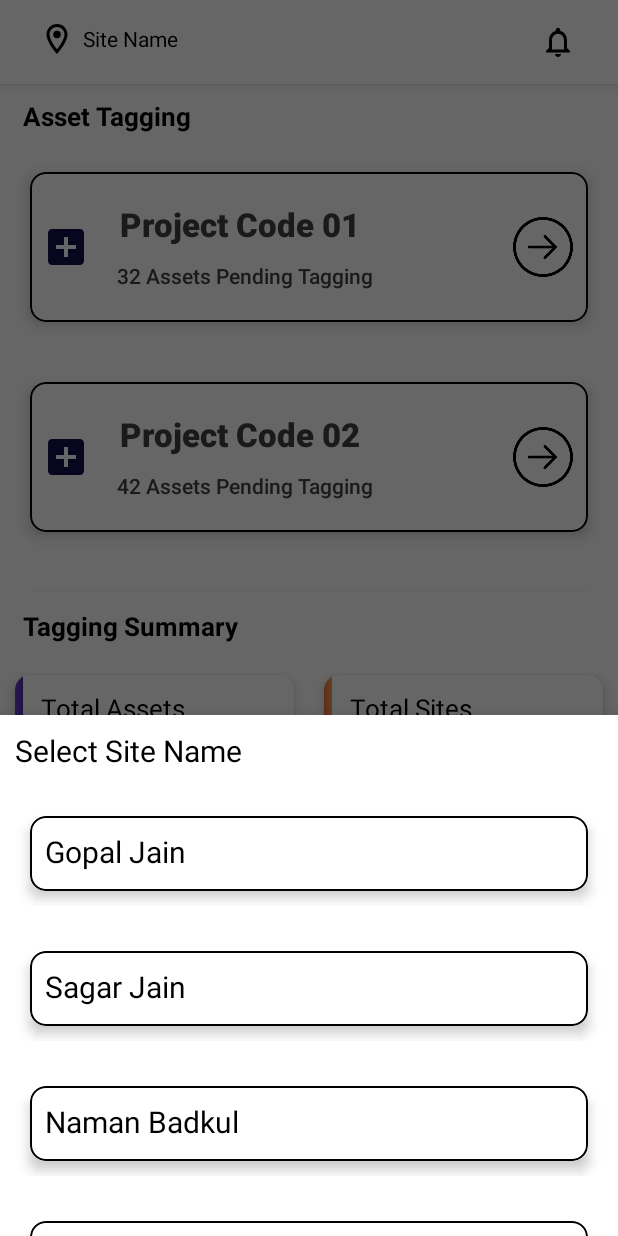
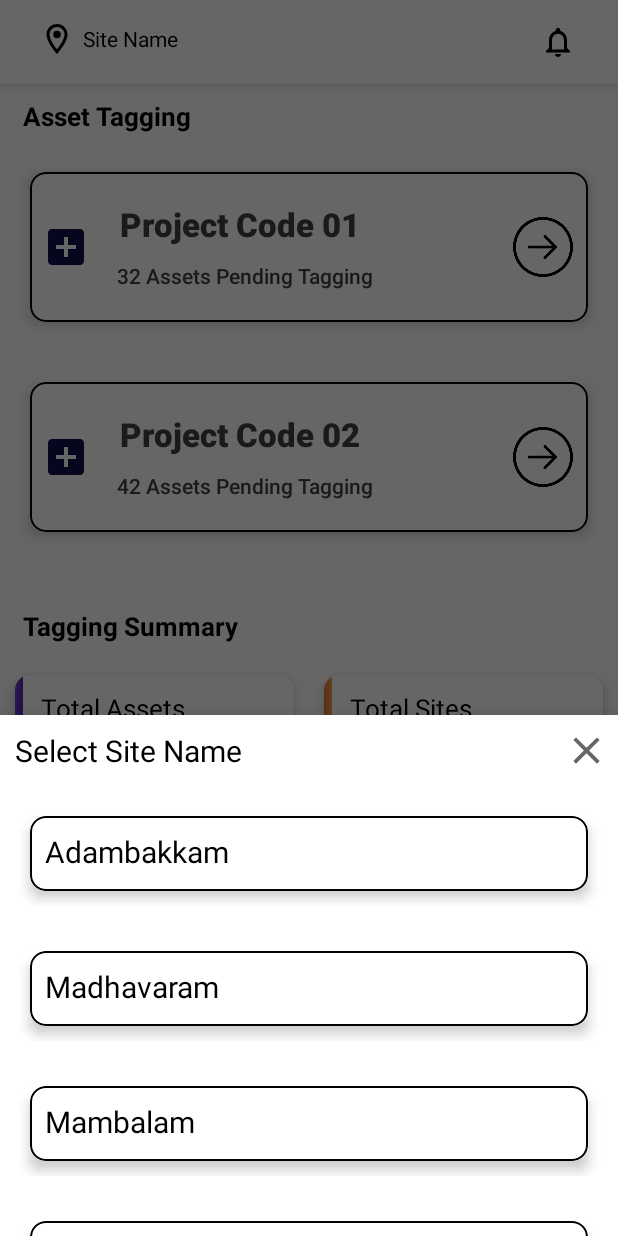
Before and after one commit to gopaljain1st/QRCode, an Android app: the fragment SelectSiteNameBottomSheetDialog placed in its activity, on a phone screen of 412 x 824 dp. Run offline under Robolectric (Android 15) with nearby library versions, the phone set to English and light mode, and no system bars.

Commit message:
Close Added and name change

```diff
--- a/app/src/main/java/com/example/cangoproject/fragments/SelectSiteNameBottomSheetDialog.java
+++ b/app/src/main/java/com/example/cangoproject/fragments/SelectSiteNameBottomSheetDialog.java
@@ -4,6 +4,8 @@ import android.os.Bundle;
 import android.view.LayoutInflater;
 import android.view.View;
 import android.view.ViewGroup;
+import android.widget.ImageView;
+import android.widget.TextView;
 
 import androidx.annotation.NonNull;
 import androidx.annotation.Nullable;
@@ -21,18 +23,26 @@ public class SelectSiteNameBottomSheetDialog extends BottomSheetDialogFragment
 {
     RecyclerView recyclerView;
     ArrayList<SiteName>al;
+    ImageView close;
 
     @Nullable
     @Override
     public View onCreateView(@NonNull LayoutInflater inflater, @Nullable ViewGroup container, @Nullable Bundle savedInstanceState) {
         View v=inflater.inflate(R.layout.site_bottom_fragment,container,false);
           recyclerView=v.findViewById(R.id.rv);
+          close=v.findViewById(R.id.close);
+          close.setOnClickListener(new View.OnClickListener() {
+              @Override
+              public void onClick(View v) {
+                  dismiss();
+              }
+          });
           recyclerView.setHasFixedSize(true);
           al=new ArrayList<>();
-          al.add(new SiteName(1,"Gopal Jain"));
-          al.add(new SiteName(2,"Sagar Jain"));
-          al.add(new SiteName(3,"Naman Badkul"));
-          al.add(new SiteName(4,"Vikas Jain"));
+          al.add(new SiteName(1,"Adambakkam"));
+          al.add(new SiteName(2,"Madhavaram"));
+          al.add(new SiteName(3,"Mambalam"));
+          al.add(new SiteName(4,"Nungambakkam"));
           recyclerView.setLayoutManager(new LinearLayoutManager(getContext()));
           recyclerView.setAdapter(new BottomSheetAdapter(getContext(),al));
           return v;
--- /dev/null
+++ b/app/src/main/res/drawable/close.xml
@@ -0,0 +1,10 @@
+<vector xmlns:android="http://schemas.android.com/apk/res/android"
+    android:width="24dp"
+    android:height="24dp"
+    android:viewportWidth="24"
+    android:viewportHeight="24"
+    android:tint="?attr/colorControlNormal">
+  <path
+      android:fillColor="@android:color/white"
+      android:pathData="M19,6.41L17.59,5 12,10.59 6.41,5 5,6.41 10.59,12 5,17.59 6.41,19 12,13.41 17.59,19 19,17.59 13.41,12 19,6.41z"/>
+</vector>
--- a/app/src/main/res/layout/site_bottom_fragment.xml
+++ b/app/src/main/res/layout/site_bottom_fragment.xml
@@ -4,14 +4,30 @@
     android:orientation="vertical"
     android:layout_width="match_parent"
     android:layout_height="wrap_content">
-    <TextView
+    <LinearLayout
         android:layout_width="match_parent"
         android:layout_height="wrap_content"
-        android:text="Select Site Name"
-        android:textColor="#000"
-        android:textSize="20sp"
-        android:padding="10dp"
-        />
+        android:orientation="horizontal"
+        android:weightSum="2"
+        >
+        <TextView
+            android:layout_width="0dp"
+            android:layout_weight="1.8"
+            android:layout_height="wrap_content"
+            android:text="Select Site Name"
+            android:textColor="#000"
+            android:textSize="20sp"
+            android:padding="10dp"
+            />
+        <ImageView
+            android:layout_width="0dp"
+            android:layout_weight="0.2"
+            android:src="@drawable/close"
+            android:layout_gravity="center"
+            android:id="@+id/close"
+            android:layout_height="30dp"/>
+    </LinearLayout>
+
 <androidx.recyclerview.widget.RecyclerView
     android:layout_width="match_parent"
     android:layout_height="300dp"
```
